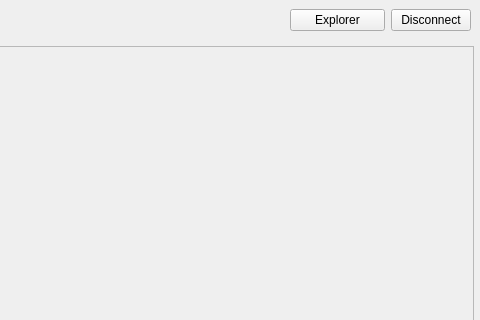
Above: src/qt/mainwindow.ui from RadekManak/icp-proj before the change; both pictures show x 800 to 1280 and y 0 to 320 of the 1280 by 720 pixel window. Below: the same form after it.
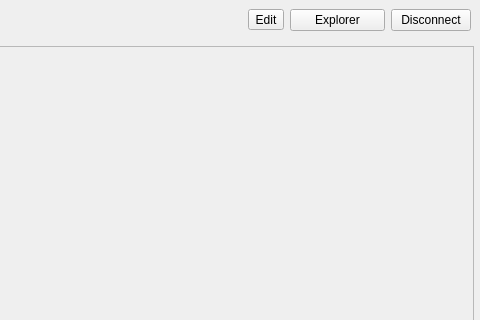
That is the form after the change. The open tabs and pages were chosen to show the change. Custom widgets are drawn as their Qt base class.

Commit message: Add dashboard edit table and edit form

```diff
--- a/src/qt/mainwindow.ui
+++ b/src/qt/mainwindow.ui
@@ -595,6 +595,13 @@
              </property>
             </spacer>
            </item>
+           <item>
+            <widget class="QToolButton" name="editDashboardButton">
+             <property name="text">
+              <string>Edit</string>
+             </property>
+            </widget>
+           </item>
            <item>
             <widget class="QPushButton" name="pushButton_explorer">
              <property name="minimumSize">
```
Left out of the diff: 4 changed lines with no effect on the pictures. The commit also changes 11 other files.
